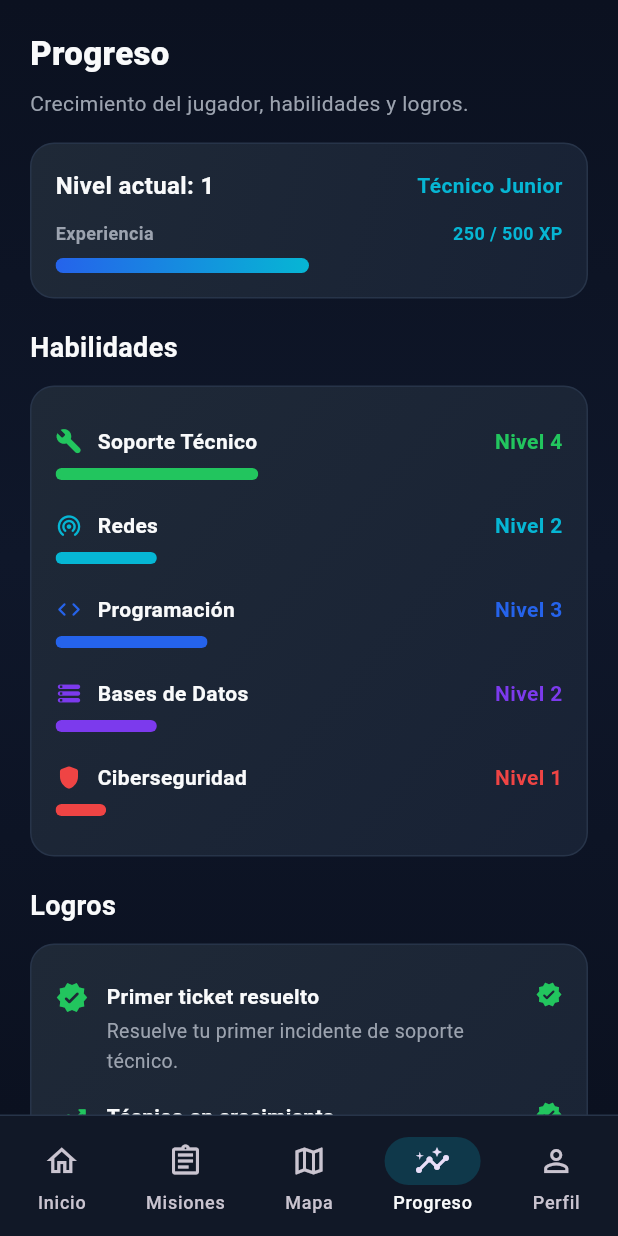
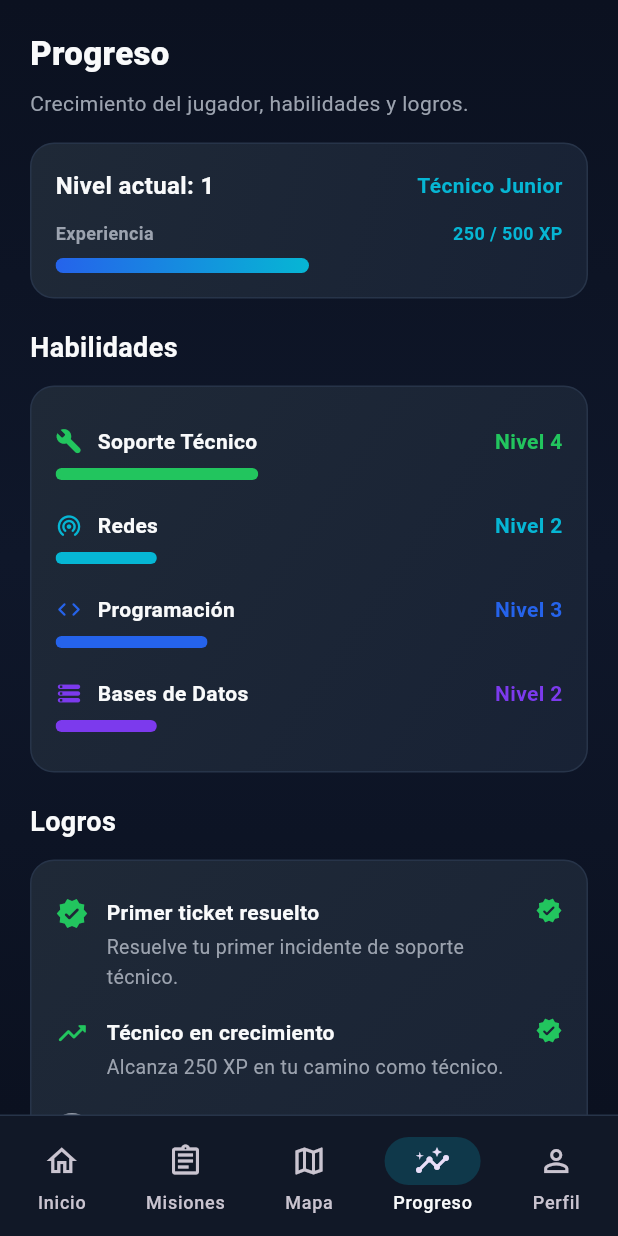
Before and after one commit to BR1ANJ3Sus3B/TI_-Soporte-en-Acci-n-, a Flutter app: the ProgressScreen screen opened by its route, on a phone screen of 412 x 824 dp. Run offline on Flutter 3.47's test engine with Material 3 defaults, Android fonts, the light colour scheme and no system bars.

Commit message:
style(movil): quitar ciberseguridad de habilidades y mock data

```diff
--- a/movil/lib/data/mock_data.dart
+++ b/movil/lib/data/mock_data.dart
@@ -24,7 +24,6 @@ class MockData {
       'Redes': 2,
         'Programación': 3,
         'Bases de Datos': 2,
-      'Ciberseguridad': 1,
       },
       missionsCompleted: 5,
       incidentsResolved: 8,
@@ -119,12 +118,6 @@ class MockData {
       level: player.skills['Bases de Datos'] ?? 0,
       icon: Icons.storage_rounded,
       color: const Color(0xFF7C3AED),
-    ),
-    Skill(
-      name: 'Ciberseguridad',
-      level: player.skills['Ciberseguridad'] ?? 0,
-      icon: Icons.shield_rounded,
-      color: const Color(0xFFEF4444),
     ),
   ];
 
```
Lines whose indentation alone changed are shown as unchanged.
